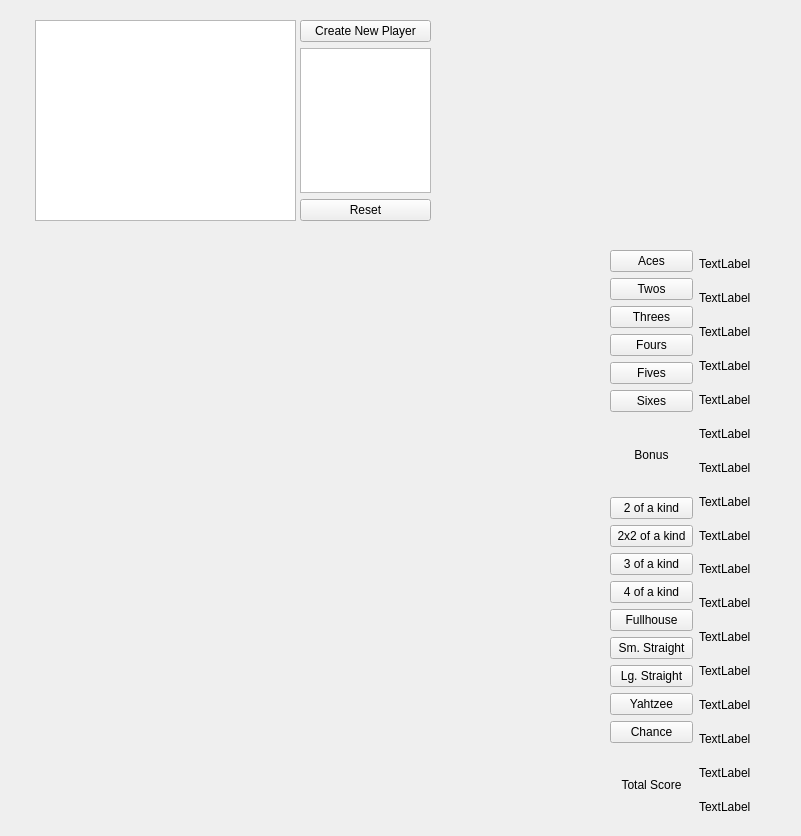
Old version of the form GUI.ui in the repository MoVo01/Kniffel.
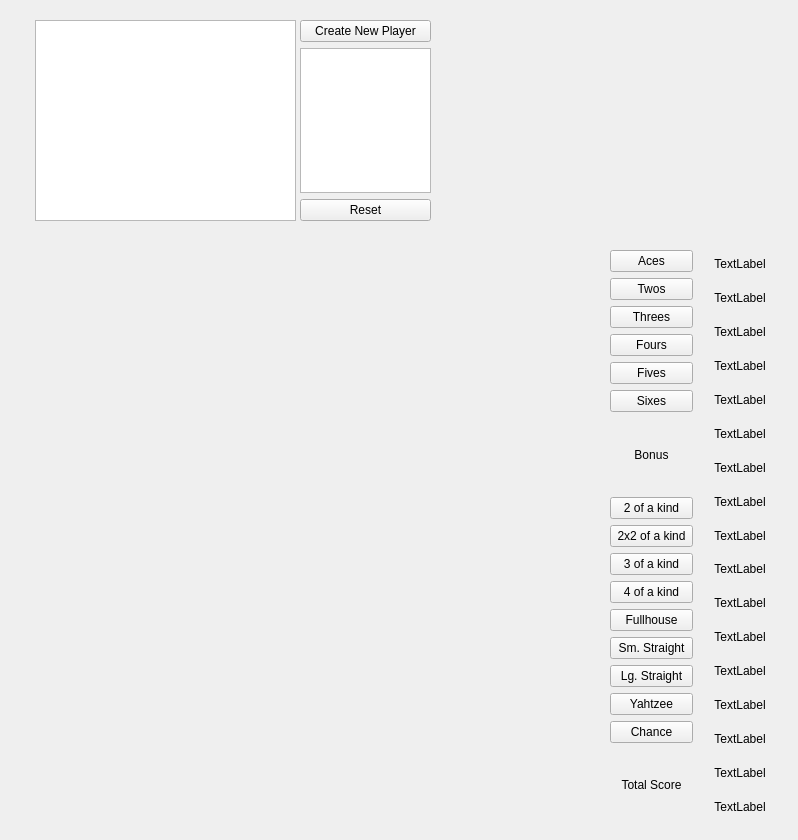
New version of the form.

```diff
--- a/GUI.ui
+++ b/GUI.ui
@@ -6,8 +6,8 @@
    <rect>
     <x>0</x>
     <y>0</y>
-    <width>801</width>
-    <height>836</height>
+    <width>798</width>
+    <height>840</height>
    </rect>
   </property>
   <property name="windowTitle">
@@ -254,6 +254,9 @@
          <property name="text">
           <string>TextLabel</string>
          </property>
+         <property name="alignment">
+          <set>Qt::AlignCenter</set>
+         </property>
         </widget>
        </item>
        <item>
@@ -261,6 +264,9 @@
          <property name="text">
           <string>TextLabel</string>
          </property>
+         <property name="alignment">
+          <set>Qt::AlignCenter</set>
+         </property>
         </widget>
        </item>
        <item>
@@ -268,6 +274,9 @@
          <property name="text">
           <string>TextLabel</string>
          </property>
+         <property name="alignment">
+          <set>Qt::AlignCenter</set>
+         </property>
         </widget>
        </item>
        <item>
@@ -275,6 +284,9 @@
          <property name="text">
           <string>TextLabel</string>
          </property>
+         <property name="alignment">
+          <set>Qt::AlignCenter</set>
+         </property>
         </widget>
        </item>
        <item>
@@ -282,6 +294,9 @@
          <property name="text">
           <string>TextLabel</string>
          </property>
+         <property name="alignment">
+          <set>Qt::AlignCenter</set>
+         </property>
         </widget>
        </item>
        <item>
@@ -289,6 +304,9 @@
          <property name="text">
           <string>TextLabel</string>
          </property>
+         <property name="alignment">
+          <set>Qt::AlignCenter</set>
+         </property>
         </widget>
        </item>
        <item>
@@ -296,6 +314,9 @@
          <property name="text">
           <string>TextLabel</string>
          </property>
+         <property name="alignment">
+          <set>Qt::AlignCenter</set>
+         </property>
         </widget>
        </item>
        <item>
@@ -303,6 +324,9 @@
          <property name="text">
           <string>TextLabel</string>
          </property>
+         <property name="alignment">
+          <set>Qt::AlignCenter</set>
+         </property>
         </widget>
        </item>
        <item>
@@ -310,6 +334,9 @@
          <property name="text">
           <string>TextLabel</string>
          </property>
+         <property name="alignment">
+          <set>Qt::AlignCenter</set>
+         </property>
         </widget>
        </item>
        <item>
@@ -317,6 +344,9 @@
          <property name="text">
           <string>TextLabel</string>
          </property>
+         <property name="alignment">
+          <set>Qt::AlignCenter</set>
+         </property>
         </widget>
        </item>
        <item>
@@ -324,6 +354,9 @@
          <property name="text">
           <string>TextLabel</string>
          </property>
+         <property name="alignment">
+          <set>Qt::AlignCenter</set>
+         </property>
         </widget>
        </item>
        <item>
@@ -331,6 +364,9 @@
          <property name="text">
           <string>TextLabel</string>
          </property>
+         <property name="alignment">
+          <set>Qt::AlignCenter</set>
+         </property>
         </widget>
        </item>
        <item>
@@ -338,6 +374,9 @@
          <property name="text">
           <string>TextLabel</string>
          </property>
+         <property name="alignment">
+          <set>Qt::AlignCenter</set>
+         </property>
         </widget>
        </item>
        <item>
@@ -345,6 +384,9 @@
          <property name="text">
           <string>TextLabel</string>
          </property>
+         <property name="alignment">
+          <set>Qt::AlignCenter</set>
+         </property>
         </widget>
        </item>
        <item>
@@ -352,6 +394,9 @@
          <property name="text">
           <string>TextLabel</string>
          </property>
+         <property name="alignment">
+          <set>Qt::AlignCenter</set>
+         </property>
         </widget>
        </item>
        <item>
@@ -359,6 +404,9 @@
          <property name="text">
           <string>TextLabel</string>
          </property>
+         <property name="alignment">
+          <set>Qt::AlignCenter</set>
+         </property>
         </widget>
        </item>
        <item>
@@ -366,6 +414,9 @@
          <property name="text">
           <string>TextLabel</string>
          </property>
+         <property name="alignment">
+          <set>Qt::AlignCenter</set>
+         </property>
         </widget>
        </item>
       </layout>
```
